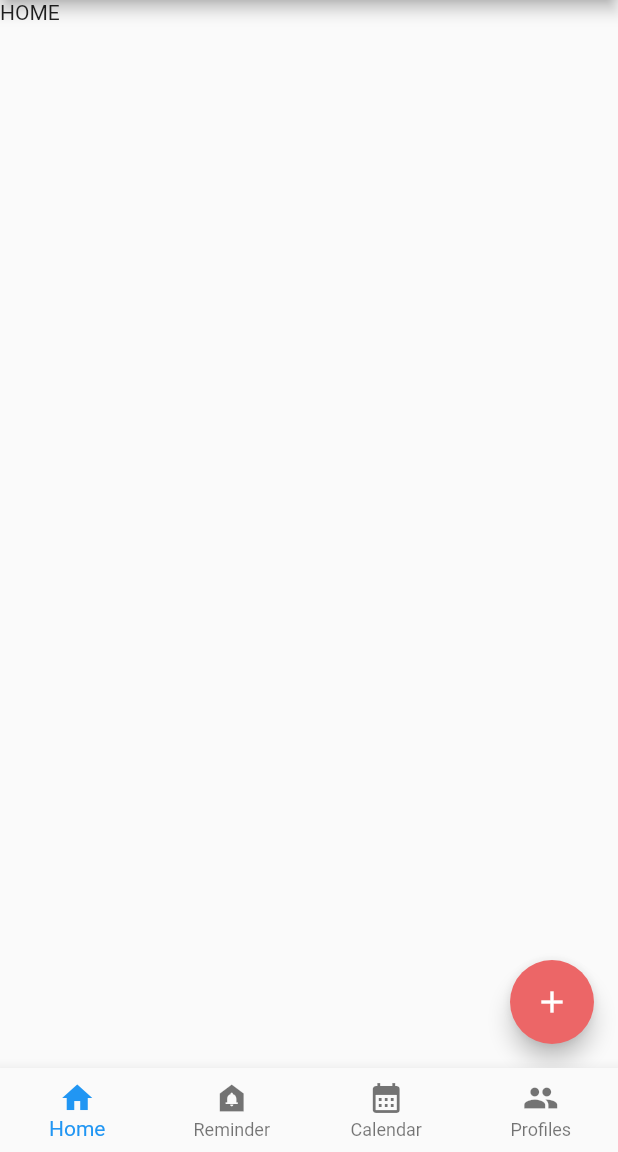
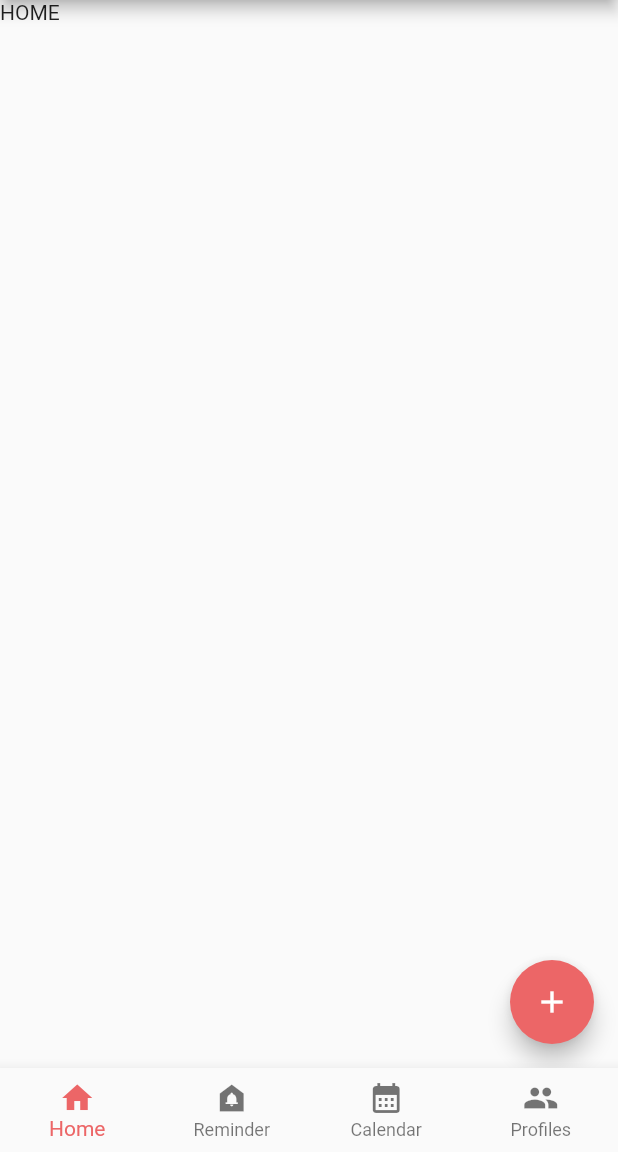
Before and after one commit to tobias-mack/tabmind, a Flutter app: the screen it shows after launch, on a phone screen of 412 x 824 dp, the part 84-1236 px from its top. Run offline on Flutter 3.47's test engine with Material 2 defaults, Android fonts, the phone set to English and light mode, and no system bars; our stand-ins replace flutter_riverpod, freezed_annotation.

Commit message:
HomePage: basic theme switcher

```diff
--- a/lib/main.dart
+++ b/lib/main.dart
@@ -4,6 +4,7 @@ import 'package:tabmind/pages/calendar/calendar_view.dart';
 import 'package:tabmind/pages/home/home_view.dart';
 import 'package:tabmind/pages/profiles/profiles_view.dart';
 import 'package:tabmind/pages/reminder/reminder_view.dart';
+import 'package:tabmind/util/AppColors.dart';
 
 void main() async {
   runApp(await buildApp());
@@ -21,8 +22,25 @@ class MyApp extends ConsumerWidget {
 
   @override
   Widget build(BuildContext context, WidgetRef ref) {
-    return const MaterialApp(
+    return MaterialApp(
       home: MainView(),
+      themeMode: ThemeMode.light,
+      darkTheme: ThemeData(
+        scaffoldBackgroundColor: Colors.black,
+        brightness: Brightness.dark,
+        bottomNavigationBarTheme: BottomNavigationBarThemeData(
+          backgroundColor: Colors.white10,
+          type: BottomNavigationBarType.fixed,
+          selectedLabelStyle: TextStyle(
+            fontSize: 12,
+          ),
+          unselectedLabelStyle: TextStyle(
+            fontSize: 12,
+          ),
+          selectedItemColor: accentColor,
+          unselectedItemColor: Colors.white38,
+        ),
+      ),
     );
   }
 }
@@ -82,6 +100,7 @@ class _MainViewState extends State<MainView> {
       bottomNavigationBar: BottomNavigationBar(
         type: BottomNavigationBarType.fixed,
         currentIndex: _currentIndex,
+        selectedItemColor: accentColor,
         onTap: (val) => _onTap(val, context),
         backgroundColor: Theme.of(context).scaffoldBackgroundColor,
         items: const [
```
